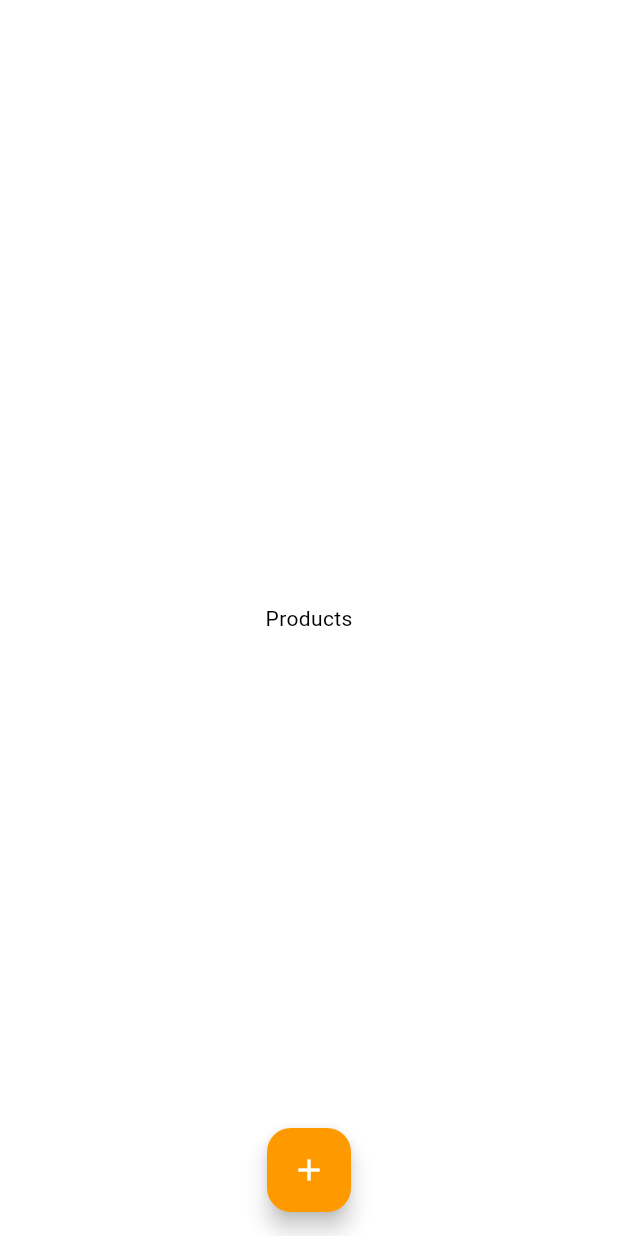
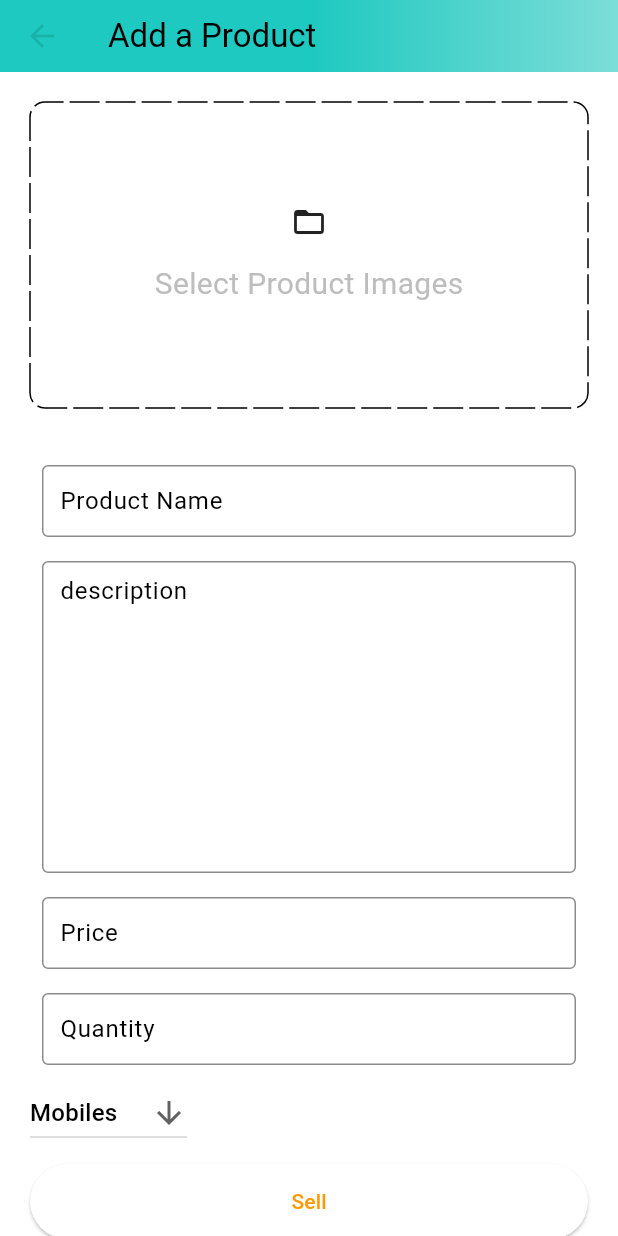
Before and after one commit to siddhu12980/Amazon-Clone, a Flutter app: the AdminProductScreen screen opened directly, after a tap on the "add" icon, on a phone screen of 412 x 824 dp. Run offline on Flutter 3.47's test engine with Material 3 defaults, Android fonts, the phone set to English and light mode, and no system bars; drawn by our look-alikes of dotted_border; our stand-ins replace badges, carousel_slider, file_picker, shared_preferences; accounts and stored records are empty.

Commit message:
Added Admin

```diff
--- a/lib/constants/utils.dart
+++ b/lib/constants/utils.dart
@@ -1,6 +1,27 @@
+import 'dart:io';
 import 'package:flutter/material.dart';
+import 'package:file_picker/file_picker.dart';
 
 // ignore: non_constant_identifier_names
 void ShowSnackbar(BuildContext context, String message) {
   ScaffoldMessenger.of(context).showSnackBar(SnackBar(content: Text(message)));
 }
+
+Future<List<File>> pickImages() async {
+  List<File> images = [];
+
+  try {
+    var files = await FilePicker.platform
+        .pickFiles(type: FileType.image, allowMultiple: true);
+
+    if (files != null && files.files.isNotEmpty) {
+      for (int i = 0; i < files.files.length; i++) {
+        images.add(File(files.files[i].path!));
+      }
+    }
+  } catch (e) {
+    print(e.toString());
+  }
+
+  return images;
+}
--- /dev/null
+++ b/lib/feature/admin/screen/add_product_screen.dart
@@ -0,0 +1,162 @@
+import 'dart:io';
+
+import 'package:carousel_slider/carousel_slider.dart';
+import 'package:dotted_border/dotted_border.dart';
+import 'package:ec/constants/global_variable.dart';
+import 'package:ec/constants/utils.dart';
+import 'package:ec/feature/auth/widgets/common/custom_button.dart';
+import 'package:ec/feature/auth/widgets/common/custom_textfield.dart';
+import 'package:flutter/material.dart';
+import 'package:flutter/rendering.dart';
+import 'package:flutter/widgets.dart';
+
+class AddProductScreen extends StatefulWidget {
+  static const String routeName = '/add-prod-screen';
+
+  const AddProductScreen({super.key});
+
+  @override
+  State<AddProductScreen> createState() => _AddProductScreenState();
+}
+
+class _AddProductScreenState extends State<AddProductScreen> {
+  List<File> images = [];
+
+  final TextEditingController _prod_name = TextEditingController();
+  final TextEditingController _prod_desc = TextEditingController();
+
+  final TextEditingController _prod_price = TextEditingController();
+
+  final TextEditingController _prod_quantity = TextEditingController();
+
+  @override
+  void dispose() {
+    super.dispose();
+    _prod_desc.dispose();
+    _prod_name.dispose();
+    _prod_price.dispose();
+    _prod_quantity.dispose();
+  }
+
+  @override
+  Widget build(BuildContext context) {
+    String catogery = 'Mobiles';
+    List<String> prodCatogries = [
+      'Mobiles',
+      'Essentials',
+      'Appliances',
+      'Books',
+      'Fashion'
+    ];
+
+    void selectImages() async {
+      var res = await pickImages();
+      setState(() {
+        images = res;
+      });
+    }
+
+    return Scaffold(
+      appBar: PreferredSize(
+        preferredSize: const Size.fromHeight(48),
+        child: AppBar(
+            flexibleSpace: Container(
+              decoration: const BoxDecoration(
+                gradient: GlobalVariable.appBarGradient,
+              ),
+            ),
+            title: const Text(
+              "Add a Product",
+              style: TextStyle(color: Colors.black),
+            )),
+      ),
+      body: SingleChildScrollView(
+          child: Form(
+        child: Padding(
+          padding: const EdgeInsets.symmetric(horizontal: 20),
+          child: Column(
+            crossAxisAlignment: CrossAxisAlignment.start,
+            children: [
+              const SizedBox(
+                height: 20,
+              ),
+              GestureDetector(
+                onTap: selectImages,
+                child: DottedBorder(
+                  borderType: BorderType.RRect,
+                  radius: const Radius.circular(10),
+                  dashPattern: const [20, 4],
+                  // strokeCap: StrokeCap.round,
+                  child: Container(
+                    width: double.infinity,
+                    height: 200,
+                    decoration: BoxDecoration(
+                      borderRadius: BorderRadius.circular(10),
+                    ),
+                    child: Column(
+                      mainAxisAlignment: MainAxisAlignment.center,
+                      children: [
+                        images.isEmpty
+                            ? const Icon(Icons.folder_open_outlined)
+                            : CarouselSlider(
+                                items: images.map((e) {
+                                  return Builder(
+                                      builder: ((BuildContext context) =>
+                                          Image.file(
+                                            e,
+                                            fit: BoxFit.contain,
+                                            height: 100,
+                                          )));
+                                }).toList(),
+                                options: CarouselOptions(
+                                    viewportFraction: 1, height: 150),
+                              ),
+                        const SizedBox(
+                          height: 15,
+                        ),
+                        Text(
+                          "Select Product Images",
+                          style: TextStyle(
+                              fontSize: 20, color: Colors.grey.shade400),
+                        ),
+                      ],
+                    ),
+                  ),
+                ),
+              ),
+              SizedBox(
+                height: 30,
+              ),
+              CustomTextField(controller: _prod_name, txt: "Product Name"),
+              CustomTextField(
+                controller: _prod_desc,
+                txt: "description",
+                maxlines: 8,
+              ),
+              CustomTextField(controller: _prod_price, txt: "Price"),
+              CustomTextField(controller: _prod_quantity, txt: "Quantity"),
+              SizedBox(
+                child: DropdownButton(
+                  value: catogery,
+                  icon: Icon(Icons.arrow_downward_outlined),
+                  items: prodCatogries.map((e) {
+                    return DropdownMenuItem(value: e, child: Text(e));
+                  }).toList(),
+                  onChanged: (newVal) {
+                    setState(() {
+                      catogery = newVal!;
+                    });
+                  },
+                ),
+              ),
+              SizedBox(
+                height: 10,
+              ),
+              CustomButton(text: "Sell", onTap: () {})
+            ],
+          ),
+        ),
+      )),
+    );
+  }
+}
--- a/lib/feature/admin/screen/products_screen.dart
+++ b/lib/feature/admin/screen/products_screen.dart
@@ -1,3 +1,4 @@
+import 'package:ec/feature/admin/screen/add_product_screen.dart';
 import 'package:flutter/material.dart';
 
 class AdminProductScreen extends StatelessWidget {
@@ -11,7 +12,10 @@ class AdminProductScreen extends StatelessWidget {
       ),
       floatingActionButton: FloatingActionButton(
         onPressed: () {
-          print("pressed");
+          Navigator.pushNamed(
+            context,
+            AddProductScreen.routeName,
+          );
         },
         child: Icon(Icons.add),
         tooltip: "Add a Product",
--- /dev/null
+++ b/lib/feature/admin/services/admin_services.dart
@@ -0,0 +1,15 @@
+import 'dart:io';
+
+import 'package:flutter/material.dart';
+
+class AdminServices {
+  void sellProduct({
+    required BuildContext context,
+    required String name,
+    required String description,
+    required double price,
+    required double quantity,
+    required String catogery,
+    required List<File> images,
+  }) async {}
+}
--- a/lib/feature/auth/widgets/common/custom_textfield.dart
+++ b/lib/feature/auth/widgets/common/custom_textfield.dart
@@ -4,10 +4,12 @@ import 'package:flutter/material.dart';
 class CustomTextField extends StatelessWidget {
   final TextEditingController controller;
   final String txt;
+  final int maxlines;
   const CustomTextField({
     Key? key,
     required this.controller,
     required this.txt,
+    this.maxlines = 1,
   }) : super(key: key);
 
   @override
@@ -37,6 +39,7 @@ class CustomTextField extends StatelessWidget {
 
           return null;
         },
+        maxLines: maxlines,
       ),
     );
   }
--- a/lib/main.dart
+++ b/lib/main.dart
@@ -48,11 +48,12 @@ class _MyAppState extends State<MyApp> {
           appBarTheme: const AppBarTheme(
               elevation: 0, iconTheme: IconThemeData(color: Colors.black12))),
       onGenerateRoute: (settings) => generateRoute(settings),
-      home: Provider.of<UserProvider>(context).user.token.isNotEmpty
-          ? Provider.of<UserProvider>(context).user.role == "user"
-              ? const BottomBar()
-              : const AdminScreen()
-          : const AuthScreen(),
+      // home: Provider.of<UserProvider>(context).user.token.isNotEmpty
+      //     ? Provider.of<UserProvider>(context).user.role == "user"
+      //         ? const BottomBar()
+      //         : const AdminScreen()
+      //     : const AuthScreen(),
+      home: const AdminScreen(),
     );
   }
 }
--- a/lib/router.dart
+++ b/lib/router.dart
@@ -1,3 +1,4 @@
+import 'package:ec/feature/admin/screen/add_product_screen.dart';
 import 'package:ec/feature/auth/screen/auth_Screen.dart';
 import 'package:ec/feature/auth/widgets/bottom_bar.dart';
 import 'package:ec/feature/home/screens/home_screen.dart';
@@ -27,6 +28,12 @@ Route<dynamic> generateRoute(RouteSettings routeSettings) {
           builder: (_) => const BottomBar(),
         );
       }
+    case AddProductScreen.routeName:
+      {
+        return MaterialPageRoute(
+          builder: (_) => const AddProductScreen(),
+        );
+      }
 
     default:
       {
--- a/pubspec.yaml
+++ b/pubspec.yaml
@@ -40,6 +40,8 @@ dependencies:
   shared_preferences: ^2.2.3
   badges: ^3.1.2
   carousel_slider: ^4.2.1
+  dotted_border: ^2.1.0
+  file_picker: ^8.0.2
 
 
 dev_dependencies:
```
Also changed, not shown: pubspec.lock, 1 other file.
